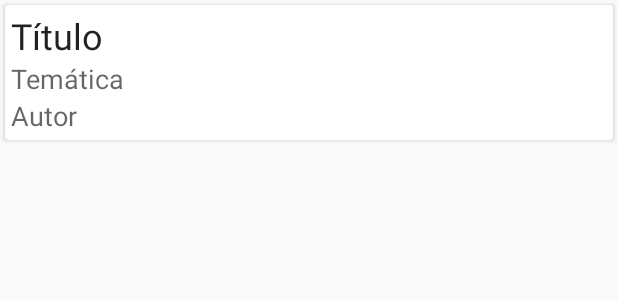
After one commit to SamuelIsip/AcademyCode, an Android app: the layout recyclerview_listado_libros_teoria.xml on its own in the app's theme, with its tools: preview values and no code run, on a phone screen of 412 x 824 dp. The commit adds this screen. Shown: the top 300 px of the screen. Run offline under Robolectric (Android 15) with nearby library versions, the phone set to English and light mode, and no system bars; network calls fail; Roboto replaces fonts that are not available here.

Commit message:
Get Registros con pdf teoría

```diff
--- a/app/build.gradle
+++ b/app/build.gradle
@@ -41,6 +41,7 @@ dependencies {
     implementation 'androidx.annotation:annotation:1.0.0'
     implementation 'androidx.lifecycle:lifecycle-extensions:2.0.0'
 
+    implementation "androidx.recyclerview:recyclerview:1.1.0"
     implementation "androidx.cardview:cardview:1.0.0"
 
     implementation 'androidx.legacy:legacy-support-v4:1.0.0'
--- a/app/src/main/java/com/example/academycode/menu_principal/SettingsFragment.java
+++ b/app/src/main/java/com/example/academycode/fragments/SettingsFragment.java
@@ -1,4 +1,4 @@
-package com.example.academycode.menu_principal;
+package com.example.academycode.fragments;
 
 
 
--- a/app/src/main/java/com/example/academycode/menu_principal/MenuPrincipal.java
+++ b/app/src/main/java/com/example/academycode/menu_principal/MenuPrincipal.java
@@ -25,6 +25,7 @@ import android.widget.ImageButton;
 import android.widget.TextView;
 import android.widget.Toast;
 import com.bumptech.glide.Glide;
+import com.example.academycode.fragments.SettingsFragment;
 import com.example.academycode.login.RegistrarUsuario;
 import com.example.academycode.almacenamiento.SQLiteBaseDeDatos;
 import com.example.academycode.menu_principal.ejercicios.EjerciciosPDF;
--- a/app/src/main/java/com/example/academycode/model/Usuario.java
+++ b/app/src/main/java/com/example/academycode/model/Usuario.java
@@ -3,7 +3,7 @@ package com.example.academycode.model;
 public class Usuario {
 
     private int id_usuario;
-    private String email,password,nombre_usuario,telefono;
+    private String email, nombre_usuario, telefono;
 
     public Usuario(int id_usuario, String email, String nombre_usuario, String telefono) {
         this.id_usuario = id_usuario;
@@ -11,6 +11,7 @@ public class Usuario {
         this.nombre_usuario = nombre_usuario;
         this.telefono = telefono;
     }
+
 
     public int getId_usuario() {
         return id_usuario;
--- a/app/src/main/res/layout/activity_tutoriales_p_d_f.xml
+++ b/app/src/main/res/layout/activity_tutoriales_p_d_f.xml
@@ -3,16 +3,16 @@
         xmlns:android="http://schemas.android.com/apk/res/android"
         xmlns:app="http://schemas.android.com/apk/res-auto"
         xmlns:tools="http://schemas.android.com/tools"
+        android:id="@+id/linearlayTeoria"
         android:layout_width="match_parent"
         android:layout_height="match_parent"
-        android:id="@+id/drawer_layout"
         android:fitsSystemWindows="true"
         tools:context=".menu_principal.teoria.TeoriaPDF"
         android:orientation="vertical"
-        android:background="@drawable/fondoteoria">
-
+        >
         <!--Scroll para los elementos del menú-->
         <HorizontalScrollView
+            android:background="@drawable/fondoteoria"
             android:layout_width="wrap_content"
             android:layout_height="match_parent">
 
--- /dev/null
+++ b/app/src/main/res/layout/recyclerview_listado_libros_teoria.xml
@@ -0,0 +1,44 @@
+<?xml version="1.0" encoding="utf-8"?>
+<RelativeLayout
+    xmlns:android="http://schemas.android.com/apk/res/android"
+    android:layout_width="match_parent"
+    android:layout_height="wrap_content">
+
+    <androidx.cardview.widget.CardView
+        android:layout_width="match_parent"
+        android:layout_height="wrap_content"
+        android:layout_margin="3dp">
+
+        <LinearLayout
+            android:layout_width="match_parent"
+            android:layout_height="wrap_content"
+            android:orientation="vertical"
+            android:padding="4dp">
+
+            <TextView
+                android:id="@+id/textViewTitulo"
+                android:layout_width="match_parent"
+                android:layout_height="wrap_content"
+                android:text="Título"
+                android:textAppearance="@style/Base.TextAppearance.AppCompat.Headline" />
+
+            <TextView
+                android:id="@+id/textViewTematica"
+                android:layout_width="match_parent"
+                android:layout_height="wrap_content"
+                android:text="Temática"
+                android:textAppearance="@style/Base.TextAppearance.AppCompat.Medium" />
+
+            <TextView
+                android:id="@+id/textViewAutor"
+                android:layout_width="match_parent"
+                android:layout_height="wrap_content"
+                android:text="Autor"
+                android:textAppearance="@style/Base.TextAppearance.AppCompat.Medium" />
+
+
+        </LinearLayout>
+
+    </androidx.cardview.widget.CardView>
+
+</RelativeLayout>
```
Also changed, not shown: app/src/main/AndroidManifest.xml (+6 -3 lines), app/src/main/java/com/example/academycode/api/Api.java (+8 -5 lines), app/src/main/java/com/example/academycode/menu_principal/teoria/ListadoLibrosT.java (added, +75 -0 lines), app/src/main/java/com/example/academycode/menu_principal/teoria/TeoriaPDF.java (+12 -7 lines), app/src/main/java/com/example/academycode/model/LibroTeoria.java (added, +35 -0 lines), app/src/main/java/com/example/academycode/model/LibrosTResponse.java (added, +22 -0 lines), app/src/main/java/com/example/academycode/model/UsersResponse.java (added, +22 -0 lines), app/src/main/java/com/example/academycode/model/UsuarioResponse.java (deleted, +0 -20 lines), app/src/main/java/com/example/academycode/model/adapters/LibrosTAdapter.java (added, +65 -0 lines), app/src/main/java/com/example/academycode/model/adapters/UsersAdapter.java (added, +63 -0 lines), app/src/main/res/layout/activity_listado_libros_t.xml (added, +15 -0 lines), app/src/main/res/layout/recyclerview_todos_usuarios.xml (added, +45 -0 lines).
